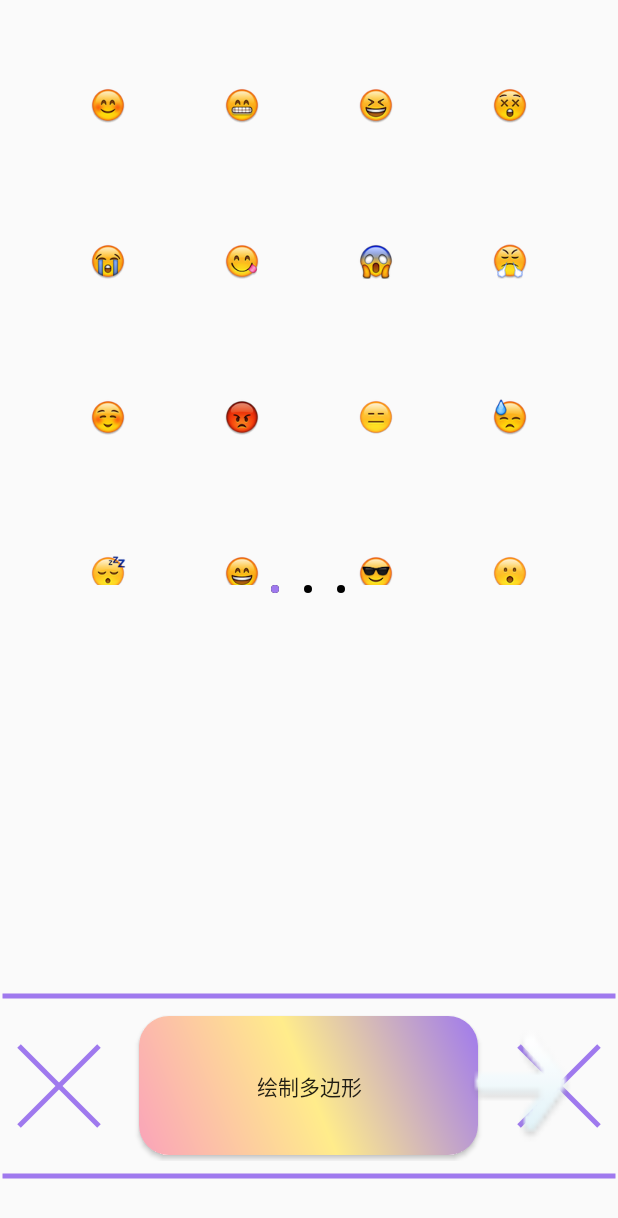
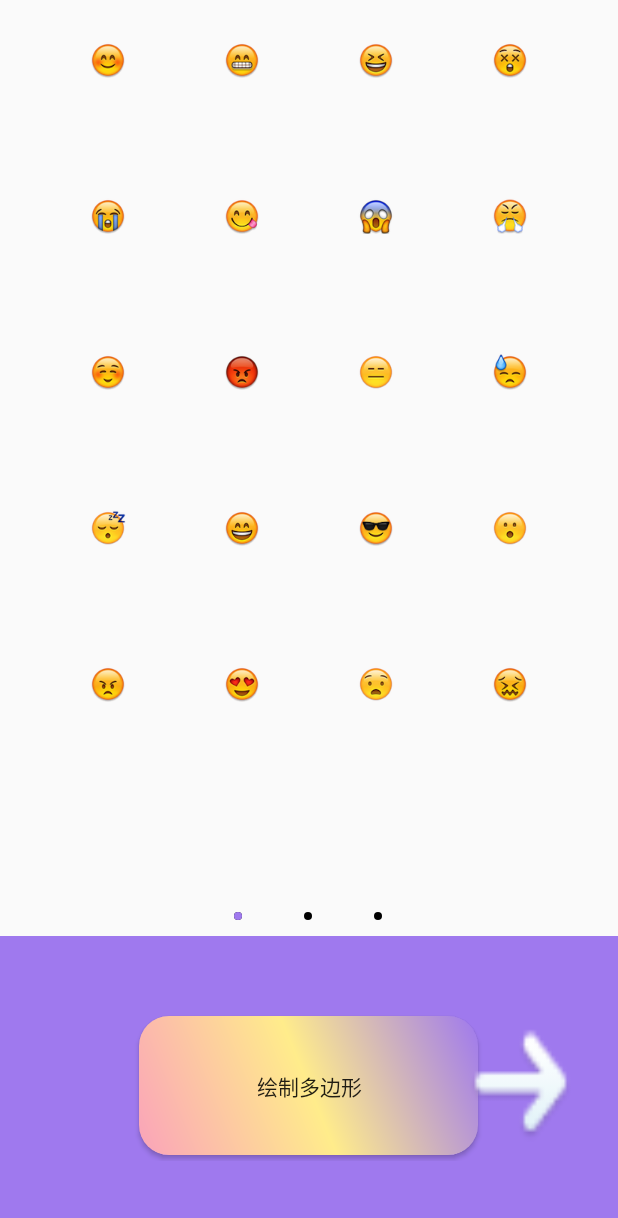
Before and after one commit to hruixi/MySuperProj, an Android app: the screen it shows after launch (MainActivity), on a phone screen of 412 x 824 dp. Shown: the top 1218 px of the screen. Run offline under Robolectric (Android 15) with nearby library versions, the phone set to English and light mode, and no system bars; libraries missing offline, so code that uses them is left out: com.squareup.leakcanary, com.tencent.bugly; 6 statements that could not run were skipped.

Commit message:
集成bugly

```diff
--- a/app/src/main/java/rui/com/crashlog/Application/MyApplication.java
+++ b/app/src/main/java/rui/com/crashlog/Application/MyApplication.java
@@ -2,9 +2,15 @@ package rui.com.crashlog.Application;
 
 import android.app.Application;
 import android.content.Context;
+import android.text.TextUtils;
 
 import com.squareup.leakcanary.LeakCanary;
 import com.squareup.leakcanary.RefWatcher;
+import com.tencent.bugly.crashreport.CrashReport;
+
+import java.io.BufferedReader;
+import java.io.FileReader;
+import java.io.IOException;
 
 public class MyApplication extends Application {
     private RefWatcher mRefWatcher;
@@ -12,14 +18,62 @@ public class MyApplication extends Application {
     @Override
     public void onCreate() {
         super.onCreate();
+        // 初始化LeakCanary
         if (LeakCanary.isInAnalyzerProcess(this)) {
             return;
         }
         mRefWatcher = LeakCanary.install(this);
+
+        /**
+         * 为了节省流量、内存等资源，建议初始化的时候对上报进程进行控制，只在主进程下上报数据：
+         * 判断是否是主进程（通过进程名是否为包名来判断），并在初始化Bugly时增加一个上报进程的策略配置。
+         * **/
+        Context context = getApplicationContext();
+        // 获取当前包名
+        String packageName = context.getPackageName();
+        // 获取当前进程名
+        String processName = getProcessName(android.os.Process.myPid());
+        // 设置是否为上报进程
+        CrashReport.UserStrategy strategy = new CrashReport.UserStrategy(context);
+        strategy.setUploadProcess(packageName == null || processName.equals(packageName));
+        // 如果通过“AndroidManifest.xml”来配置APP信息，初始化方法如下
+        CrashReport.initCrashReport(context, strategy);
+
+        // 普通的初始化bugly
+        CrashReport.initCrashReport(getApplicationContext());
     }
 
     public static RefWatcher getRefWatcher(Context context) {
         MyApplication myApplication = (MyApplication) context.getApplicationContext();
         return myApplication.mRefWatcher;
     }
+
+    /**
+     * 获取进程号对应的进程名
+     *
+     * @param pid 进程号
+     * @return 进程名
+     */
+    private static String getProcessName(int pid) {
+        BufferedReader reader = null;
+        try {
+            reader = new BufferedReader(new FileReader("/proc/" + pid + "/cmdline"));
+            String processName = reader.readLine();
+            if (!TextUtils.isEmpty(processName)) {
+                processName = processName.trim();
+            }
+            return processName;
+        } catch (Throwable throwable) {
+            throwable.printStackTrace();
+        } finally {
+            try {
+                if (reader != null) {
+                    reader.close();
+                }
+            } catch (IOException exception) {
+                exception.printStackTrace();
+            }
+        }
+        return null;
+    }
 }
--- a/app/src/main/java/rui/com/crashlog/activity/MainActivity.java
+++ b/app/src/main/java/rui/com/crashlog/activity/MainActivity.java
@@ -30,6 +30,7 @@ import rui.com.crashlog.R;
 import rui.com.crashlog.adapter.ButtonPagerAdapter;
 import rui.com.crashlog.adapter.IPagerPosition;
 import rui.com.crashlog.adapter.ViewPagerAdapter;
+import rui.com.crashlog.bugly.BuglyTestActivity;
 import rui.com.crashlog.widget.customVIew.Indicator;
 import rui.com.crashlog.widget.customVIew.CustomProgressDialog;
 
@@ -53,6 +54,9 @@ public class MainActivity extends AppCompatActivity implements  ViewPager.OnPage
 
     private List<Button> mButtons = new ArrayList<>();
     private int mButtons_size;
+
+    public static final int EXIT_WAIT_TIME = 2000;
+    private long mExitStartTime = 0;
 
     public enum  bool
     {
@@ -98,6 +102,16 @@ public class MainActivity extends AppCompatActivity implements  ViewPager.OnPage
                     Manifest.permission.RECORD_AUDIO,
                     Manifest.permission.CAMERA,
             });
+        }
+    }
+
+    @Override
+    public void onBackPressed() {
+        if (System.currentTimeMillis() - mExitStartTime > EXIT_WAIT_TIME) {
+            mExitStartTime = System.currentTimeMillis();
+            Toast.makeText(this, "再按一次退出该应用", Toast.LENGTH_SHORT).show();
+        } else {
+            super.onBackPressed();
         }
     }
 
@@ -161,10 +175,9 @@ public class MainActivity extends AppCompatActivity implements  ViewPager.OnPage
 
     public void initData()
     {
-//        Log.e("herx___"+TAG, "===============================> isItemPressed.size()=" +isItemPressed.size());
         mButtons.clear();
 
-/** 从xml文件中添加按钮，可以使代码更简洁 **/
+        /** 从xml文件中添加按钮，可以使代码更简洁 **/
         LinearLayout linearLayout = (LinearLayout) LayoutInflater.from(this).inflate(R.layout.my_buttons, null);
 
         Button nShape_button = linearLayout.findViewById(R.id.nShape_dadada);
@@ -199,6 +212,10 @@ public class MainActivity extends AppCompatActivity implements  ViewPager.OnPage
         Camera2_dadada.setOnClickListener(buttons_onClickListener);
         mButtons.add(Camera2_dadada);
 
+        Button bugly_dadada = linearLayout.findViewById(R.id.buglyTest_dadada);
+        bugly_dadada.setOnClickListener(buttons_onClickListener);
+        mButtons.add(bugly_dadada);
+
         linearLayout.removeAllViews();
         mButtons_size = mButtons.size();
 
@@ -220,8 +237,7 @@ public class MainActivity extends AppCompatActivity implements  ViewPager.OnPage
         @Override
         public void onClick(View v) {
             Class<?> targetClass = null;
-            switch (v.getId())
-            {
+            switch (v.getId()) {
                 case R.id.nShape_dadada:
 //                    Intent intent = new Intent(MainActivity.this, NShape_Activity.class);
                     targetClass = NShape_Activity.class;
@@ -248,9 +264,11 @@ public class MainActivity extends AppCompatActivity implements  ViewPager.OnPage
                 case R.id.Camera2_dadada:
                     targetClass = TestCamera2Activity.class;
                     break;
+                case R.id.buglyTest_dadada:
+                    targetClass = BuglyTestActivity.class;
+                    break;
             }
-            if (targetClass != null)
-            {
+            if (targetClass != null) {
                 Intent intent = new Intent(MainActivity.this, targetClass);
                 startActivity(intent);
             }
--- a/app/src/main/res/layout/activity_main.xml
+++ b/app/src/main/res/layout/activity_main.xml
@@ -1,5 +1,6 @@
 <?xml version="1.0" encoding="utf-8"?>
-<RelativeLayout xmlns:android="http://schemas.android.com/apk/res/android"
+<LinearLayout
+    xmlns:android="http://schemas.android.com/apk/res/android"
     xmlns:tools="http://schemas.android.com/tools"
     android:layout_width="match_parent"
     android:layout_height="match_parent"
@@ -9,9 +10,8 @@
     <android.support.v4.view.ViewPager
         android:id="@+id/viewpager"
         android:layout_width="match_parent"
-        android:layout_height="360dp"
-        android:layout_alignParentTop="true"
-        android:layout_marginTop="30dp">
+        android:layout_height="00dp"
+        android:layout_weight="1">
     </android.support.v4.view.ViewPager>
 
     <!--<GridView-->
@@ -28,26 +28,25 @@
 
     <rui.com.crashlog.widget.customVIew.Indicator
         android:id="@+id/splashIndicator"
-        android:layout_width="50dp"
+        android:layout_width="100dp"
         android:layout_height="6dp"
-        android:layout_below="@+id/viewpager"
-        android:layout_centerHorizontal="true">
+        android:layout_marginTop="10dp"
+        android:layout_marginBottom="10dp"
+        android:layout_gravity="center_horizontal">
     </rui.com.crashlog.widget.customVIew.Indicator>
 
     <FrameLayout
         android:layout_width="match_parent"
         android:layout_height="200dp"
-        android:layout_alignParentBottom="true"
-        android:layout_centerHorizontal="true"
-        android:layout_marginBottom="0dp">
+        android:background="@color/Rui_gay">
 
-        <TextView
-            android:id="@+id/swagText"
-            android:layout_width="match_parent"
-            android:layout_height="186px"
-            android:gravity="center"
-            android:layout_gravity="center"
-            android:background="@drawable/bilibili" />
+<!--        <TextView-->
+<!--            android:id="@+id/swagText"-->
+<!--            android:layout_width="match_parent"-->
+<!--            android:layout_height="186px"-->
+<!--            android:gravity="center"-->
+<!--            android:layout_gravity="center"-->
+<!--            android:background="@drawable/bilibili" />-->
         <android.support.v4.view.ViewPager
             android:id="@+id/buttons_viewPager"
             android:layout_width="350px"
@@ -71,4 +70,4 @@
             android:background="@drawable/bai_go"/>
     </FrameLayout>
 
-</RelativeLayout>
+</LinearLayout>
--- a/app/src/main/res/layout/my_buttons.xml
+++ b/app/src/main/res/layout/my_buttons.xml
@@ -68,4 +68,13 @@
         android:layout_gravity="center"
         android:background="@drawable/bilibili_button"/>
 
+    <Button
+        android:id="@+id/buglyTest_dadada"
+        android:layout_width="wrap_content"
+        android:layout_height="wrap_content"
+        android:textAllCaps="false"
+        android:text="buglyTest"
+        android:layout_gravity="center"
+        android:background="@drawable/bilibili_button"/>
+
 </LinearLayout>
```
Also changed, not shown: app/build.gradle (+13 -4 lines), app/src/main/AndroidManifest.xml (+24 -15 lines), app/src/main/java/rui/com/crashlog/bugly/BuglyTestActivity.java (added, +40 -0 lines), app/src/main/res/layout/activity_bugly_test.xml (added, +19 -0 lines), build.gradle (+29 -0 lines), 1 other file.
